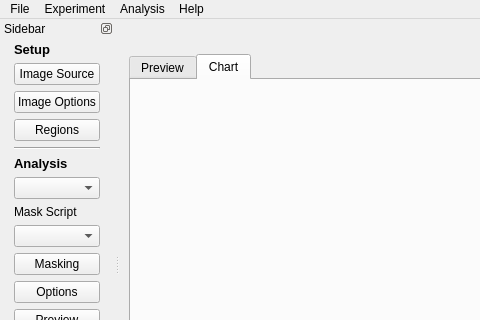
rayngrowingsystems/RVS_Analytics, file Application/ui/MainWindow.ui: the form before one commit; both pictures show x 0 to 480 and y 0 to 320 of the 1118 by 632 pixel window.
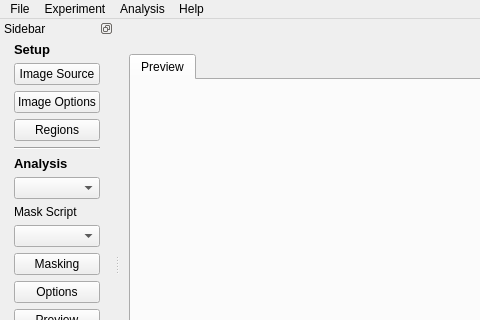
The form after the commit. The open tabs and pages were chosen to show the change.

Commit message: Moved chart tabs into Chart and allow one chart per parameter

What changed in the file:
```diff
--- a/Application/ui/MainWindow.ui
+++ b/Application/ui/MainWindow.ui
@@ -137,16 +137,6 @@
         </item>
        </layout>
       </widget>
-      <widget class="QWidget" name="chart_tab">
-       <attribute name="title">
-        <string>Chart</string>
-       </attribute>
-       <layout class="QHBoxLayout" name="chartPreviewLayout">
-        <item>
-         <layout class="QVBoxLayout" name="chartPreviewLayout_2"/>
-        </item>
-       </layout>
-      </widget>
      </widget>
     </item>
     <item>
```
The commit also changes 5 other files.
